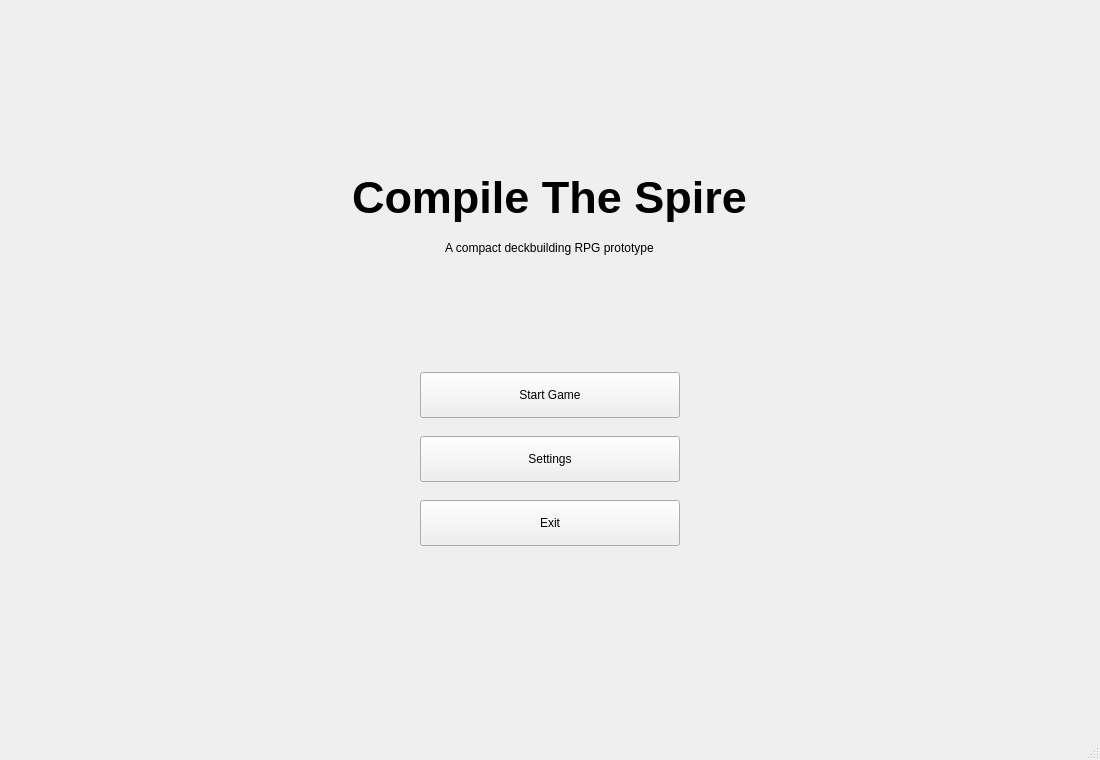
This is mainwindow.ui in Kotori-cjk/CompileTheSpire as Qt 5 draws it before an edit. The edited form follows.
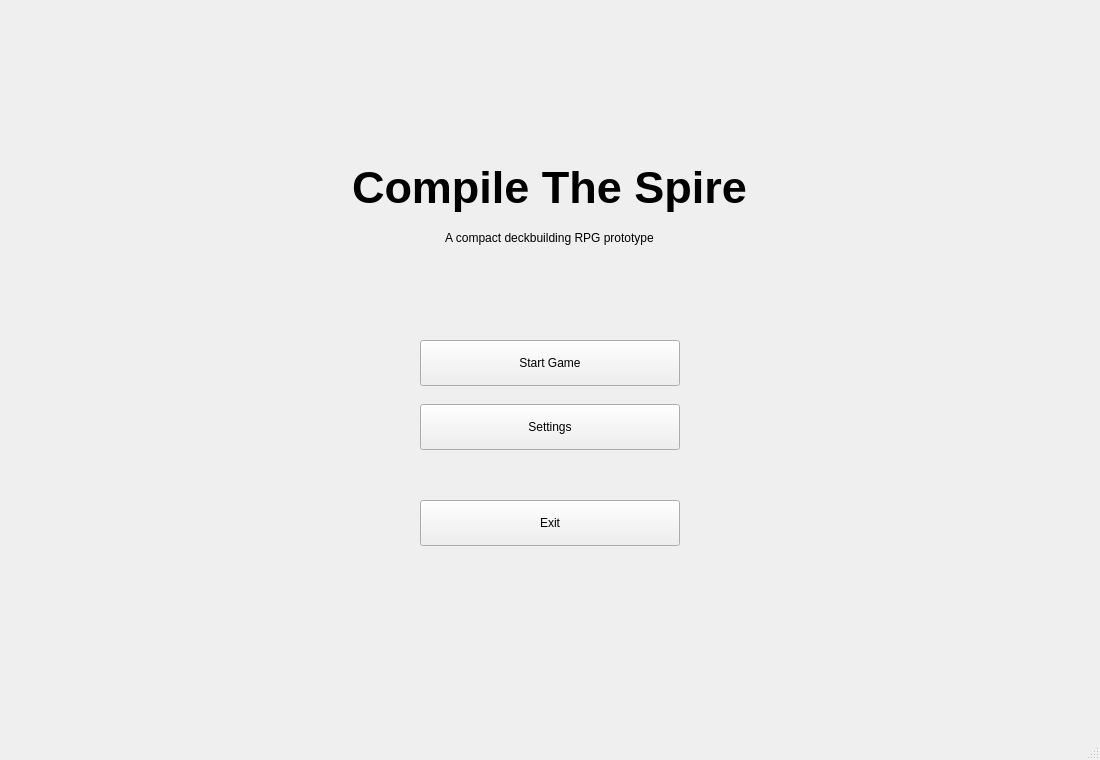
This is the edited form.

Commit message: improve main menu UI

What changed in the file:
```diff
--- a/mainwindow.ui
+++ b/mainwindow.ui
@@ -137,6 +137,16 @@
           </property>
          </widget>
         </item>
+        <item>
+         <widget class="QLabel" name="mainMenuBackgroundLabel">
+          <property name="text">
+           <string/>
+          </property>
+          <property name="scaledContents">
+           <bool>true</bool>
+          </property>
+         </widget>
+        </item>
         <item alignment="Qt::AlignmentFlag::AlignHCenter">
          <widget class="QPushButton" name="exitButton">
           <property name="minimumSize">
```
Left out of the diff: 8 changed lines with no effect on the pictures. The commit also changes 7 other files.
